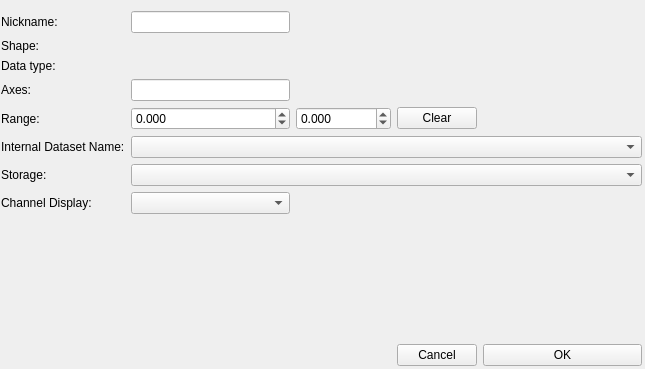
First picture: the form in ilastik/applets/dataSelection/datasetInfoEditorWidget.ui, repository ilastik/ilastik, before the edit.
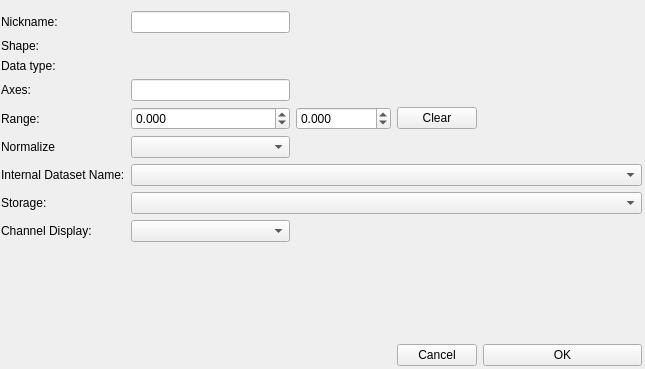
Second picture: the form after the edit.

Patch:
```diff
--- a/ilastik/applets/dataSelection/datasetInfoEditorWidget.ui
+++ b/ilastik/applets/dataSelection/datasetInfoEditorWidget.ui
@@ -13,7 +13,7 @@
   <property name="windowTitle">
    <string>Form</string>
   </property>
-  <widget class="QWidget" name="">
+  <widget class="QWidget" name="layoutWidget">
    <property name="geometry">
     <rect>
      <x>1</x>
@@ -23,17 +23,10 @@
     </rect>
    </property>
    <layout class="QGridLayout" name="gridLayout">
-    <item row="0" column="0">
-     <widget class="QLabel" name="label_6">
+    <item row="8" column="0">
+     <widget class="QLabel" name="label_2">
       <property name="text">
-       <string>Nickname:</string>
-      </property>
-     </widget>
-    </item>
-    <item row="1" column="0">
-     <widget class="QLabel" name="label">
-      <property name="text">
-       <string>Shape:</string>
+       <string>Channel Display:</string>
       </property>
      </widget>
     </item>
@@ -44,6 +37,20 @@
       </property>
      </widget>
     </item>
+    <item row="1" column="0">
+     <widget class="QLabel" name="label">
+      <property name="text">
+       <string>Shape:</string>
+      </property>
+     </widget>
+    </item>
+    <item row="0" column="0">
+     <widget class="QLabel" name="label_6">
+      <property name="text">
+       <string>Nickname:</string>
+      </property>
+     </widget>
+    </item>
     <item row="2" column="0">
      <widget class="QLabel" name="label_5">
       <property name="text">
@@ -130,31 +137,24 @@
       </property>
      </spacer>
     </item>
-    <item row="5" column="0">
+    <item row="6" column="0">
      <widget class="QLabel" name="label_7">
       <property name="text">
        <string>Internal Dataset Name:</string>
       </property>
      </widget>
     </item>
-    <item row="6" column="0">
+    <item row="7" column="0">
      <widget class="QLabel" name="label_8">
       <property name="text">
        <string>Storage:</string>
       </property>
      </widget>
     </item>
-    <item row="7" column="0">
-     <widget class="QLabel" name="label_2">
-      <property name="text">
-       <string>Channel Display:</string>
-      </property>
-     </widget>
-    </item>
-    <item row="7" column="1">
+    <item row="8" column="1">
      <widget class="QComboBox" name="channelDisplayComboBox"/>
     </item>
-    <item row="8" column="4">
+    <item row="9" column="4">
      <spacer name="verticalSpacer">
       <property name="orientation">
        <enum>Qt::Vertical</enum>
@@ -167,7 +167,7 @@
       </property>
      </spacer>
     </item>
-    <item row="9" column="0" colspan="3">
+    <item row="10" column="0" colspan="3">
      <spacer name="horizontalSpacer_2">
       <property name="orientation">
        <enum>Qt::Horizontal</enum>
@@ -180,14 +180,14 @@
       </property>
      </spacer>
     </item>
-    <item row="9" column="3">
+    <item row="10" column="3">
      <widget class="QPushButton" name="cancelButton">
       <property name="text">
        <string>Cancel</string>
       </property>
      </widget>
     </item>
-    <item row="9" column="4">
+    <item row="10" column="4">
      <widget class="QPushButton" name="okButton">
       <property name="text">
        <string>OK</string>
@@ -197,15 +197,25 @@
       </property>
      </widget>
     </item>
-    <item row="5" column="1" colspan="4">
-     <widget class="QComboBox" name="internalDatasetNameComboBox"/>
-    </item>
     <item row="6" column="1" colspan="4">
+     <widget class="QComboBox" name="internalDatasetNameComboBox"/>
+    </item>
+    <item row="7" column="1" colspan="4">
      <widget class="QComboBox" name="storageComboBox"/>
     </item>
     <item row="0" column="1">
      <widget class="QLineEdit" name="nicknameEdit"/>
     </item>
+    <item row="5" column="0">
+     <widget class="QLabel" name="label_9">
+      <property name="text">
+       <string>Normalize</string>
+      </property>
+     </widget>
+    </item>
+    <item row="5" column="1">
+     <widget class="QComboBox" name="normalizeDisplayComboBox"/>
+    </item>
    </layout>
   </widget>
  </widget>
```
